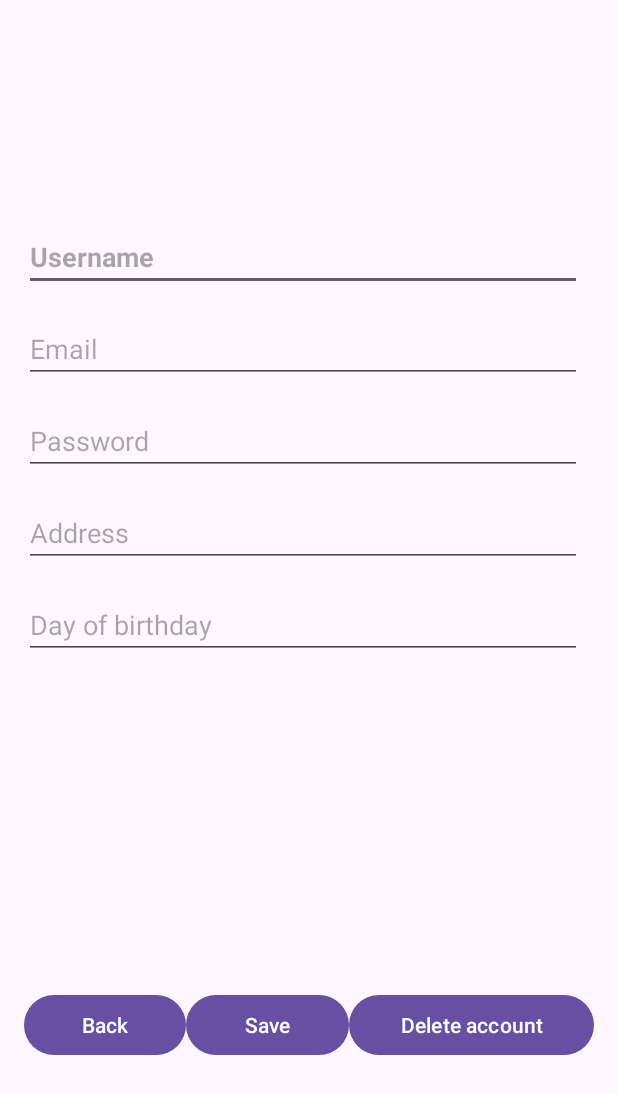
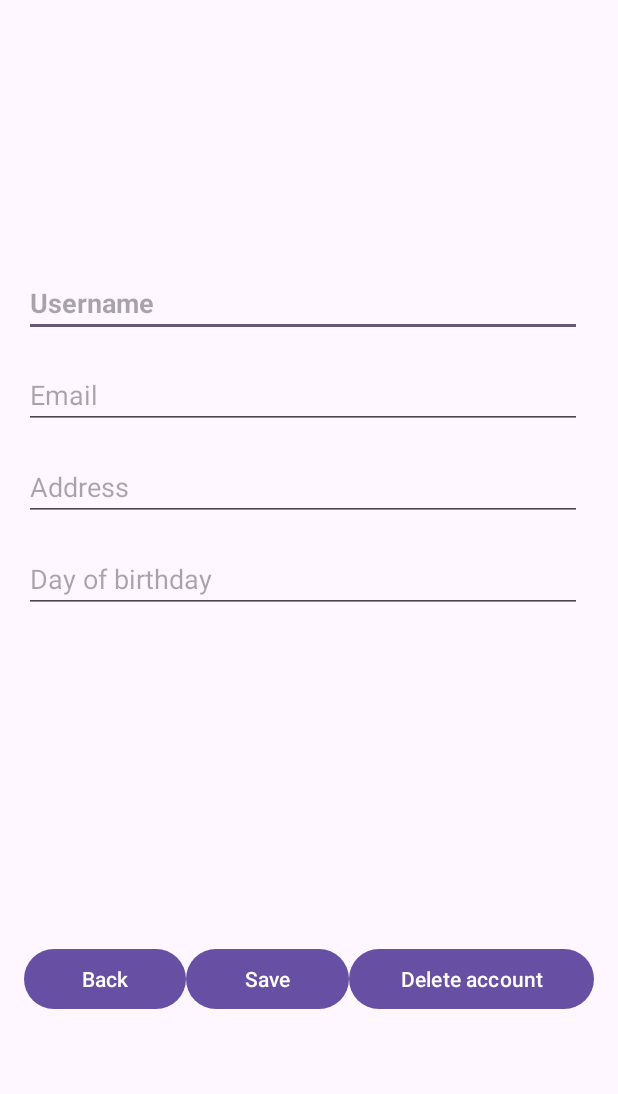
Before and after one commit to Antonio-Mj/Reproductor-de-musica, an Android app: the ViewInformation screen opened directly, with no data from a screen before it, after a tap on "Save", on a phone screen of 412 x 824 dp. Shown: the top 1094 px of the screen. Run offline under Robolectric (Android 15) with nearby library versions, the phone set to English and light mode, and no system bars; our stand-ins replace Firebase (no records; nobody signed in at launch, a user with empty details on screens opened directly).

Commit message:
Correccion de errores de eliminacion de cuenta

```diff
--- a/app/build.gradle.kts
+++ b/app/build.gradle.kts
@@ -37,6 +37,7 @@ dependencies {
     implementation(libs.constraintlayout)
     implementation(libs.firebase.auth)
     implementation(libs.firebase.database)
+    implementation(libs.firebase.storage)
     testImplementation(libs.junit)
     androidTestImplementation(libs.ext.junit)
     androidTestImplementation(libs.espresso.core)
--- a/app/src/main/java/com/example/reproductor/ViewInformation.java
+++ b/app/src/main/java/com/example/reproductor/ViewInformation.java
@@ -1,30 +1,27 @@
 package com.example.reproductor;
 
-import android.content.DialogInterface;
+import android.app.AlertDialog;
 import android.content.Intent;
 import android.os.Bundle;
 import android.view.View;
 import android.widget.Button;
 import android.widget.EditText;
-import android.widget.ImageView;
+import android.widget.TextView;
 import android.widget.Toast;
 
-import androidx.appcompat.app.AlertDialog;
 import androidx.appcompat.app.AppCompatActivity;
 
-import com.google.firebase.auth.AuthCredential;
-import com.google.firebase.auth.EmailAuthProvider;
 import com.google.firebase.auth.FirebaseAuth;
 import com.google.firebase.auth.FirebaseUser;
+import com.google.firebase.database.DatabaseReference;
+import com.google.firebase.database.FirebaseDatabase;
 import com.google.firebase.database.DataSnapshot;
 import com.google.firebase.database.DatabaseError;
-import com.google.firebase.database.DatabaseReference;
-import com.google.firebase.database.FirebaseDatabase;
 import com.google.firebase.database.ValueEventListener;
 
 public class ViewInformation extends AppCompatActivity {
 
-    private EditText etUsername, etEmail, etAddress, etBirthday, etPassword;
+    private EditText etUsername, etEmail, etAddress, etBirthday;
     private Button btnSave, btnBack, btnDelete;
     private FirebaseAuth mAuth;
     private DatabaseReference mDatabase;
@@ -38,7 +35,6 @@ public class ViewInformation extends AppCompatActivity {
         etEmail = findViewById(R.id.etEmail);
         etAddress = findViewById(R.id.etAddress);
         etBirthday = findViewById(R.id.etBirthday);
-        etPassword = findViewById(R.id.etPassword);
         btnSave = findViewById(R.id.btnSave);
         btnBack = findViewById(R.id.btnBack);
         btnDelete = findViewById(R.id.btnDelete);
@@ -56,7 +52,6 @@ public class ViewInformation extends AppCompatActivity {
                     if (userProfile != null) {
                         etUsername.setText(userProfile.username);
                         etEmail.setText(userProfile.email);
-                        etPassword.setText(userProfile.password);
                         etAddress.setText(userProfile.address);
                         etBirthday.setText(userProfile.dateOfBirth);
                     }
@@ -64,14 +59,12 @@ public class ViewInformation extends AppCompatActivity {
 
                 @Override
                 public void onCancelled(DatabaseError databaseError) {
-                    Toast.makeText(ViewInformation.this, "Failed to load user data.", Toast.LENGTH_SHORT).show();
+                    //Toast.makeText(ViewInformation.this, "Failed to load user data.", Toast.LENGTH_SHORT).show();
                 }
             });
         }
 
-        btnSave.setOnClickListener(v -> {
-            saveUserInformation();
-        });
+        btnSave.setOnClickListener(v -> saveUserInformation());
 
         btnBack.setOnClickListener(v -> {
             Intent intent = new Intent(ViewInformation.this, Home.class);
@@ -79,19 +72,16 @@ public class ViewInformation extends AppCompatActivity {
             finish();
         });
 
-        btnDelete.setOnClickListener(v -> {
-            showDeleteAccountDialog();
-        });
+        btnDelete.setOnClickListener(v -> showDeleteAccountDialog());
     }
 
     private void saveUserInformation() {
         String username = etUsername.getText().toString().trim();
         String email = etEmail.getText().toString().trim();
-        String password = etPassword.getText().toString().trim();
         String address = etAddress.getText().toString().trim();
         String dateOfBirth = etBirthday.getText().toString().trim();
 
-        if (username.isEmpty() || email.isEmpty() || password.isEmpty() || address.isEmpty() || dateOfBirth.isEmpty()) {
+        if (username.isEmpty() || email.isEmpty() || address.isEmpty() || dateOfBirth.isEmpty()) {
             Toast.makeText(this, "Please fill in all fields", Toast.LENGTH_SHORT).show();
             return;
         }
@@ -99,7 +89,7 @@ public class ViewInformation extends AppCompatActivity {
         FirebaseUser user = mAuth.getCurrentUser();
         if (user != null) {
             String userId = user.getUid();
-            User updatedUser = new User(username, email, password, address, dateOfBirth);
+            User updatedUser = new User(username, email, address, dateOfBirth);
             mDatabase.child("users").child(userId).setValue(updatedUser)
                     .addOnCompleteListener(task -> {
                         if (task.isSuccessful()) {
@@ -114,31 +104,18 @@ public class ViewInformation extends AppCompatActivity {
     private void showDeleteAccountDialog() {
         AlertDialog.Builder builder = new AlertDialog.Builder(this);
         builder.setTitle("Delete Account");
-        builder.setMessage("Are you sure you want to delete your account? Please enter your password to confirm:");
+        builder.setMessage("Are you sure you want to delete your account?");
 
-        final EditText input = new EditText(this);
-        builder.setView(input);
-
-        builder.setPositiveButton("Delete", (dialog, which) -> {
-            String password = input.getText().toString();
-            if (!password.isEmpty()) {
-                deleteUserAccount(password);
-            } else {
-                Toast.makeText(ViewInformation.this, "Password is required", Toast.LENGTH_SHORT).show();
-            }
-        });
+        builder.setPositiveButton("Delete", (dialog, which) -> deleteUserAccount());
 
         builder.setNegativeButton("Cancel", (dialog, which) -> dialog.cancel());
 
         builder.show();
     }
 
-    private void deleteUserAccount(String password) {
+    private void deleteUserAccount() {
         FirebaseUser user = mAuth.getCurrentUser();
         if (user != null) {
-            AuthCredential credential = EmailAuthProvider.getCredential(user.getEmail(), password);
-            user.reauthenticate(credential).addOnCompleteListener(task -> {
-                if (task.isSuccessful()) {
             String userId = user.getUid();
             mDatabase.child("users").child(userId).removeValue()
                     .addOnCompleteListener(task1 -> {
@@ -157,10 +134,6 @@ public class ViewInformation extends AppCompatActivity {
                             Toast.makeText(ViewInformation.this, "Failed to delete user data", Toast.LENGTH_SHORT).show();
                         }
                     });
-                } else {
-                    Toast.makeText(ViewInformation.this, "Authentication failed", Toast.LENGTH_SHORT).show();
-                }
-            });
         }
     }
 
@@ -168,7 +141,6 @@ public class ViewInformation extends AppCompatActivity {
     public static class User {
         public String username;
         public String email;
-        public String password;
         public String address;
         public String dateOfBirth;
 
@@ -176,10 +148,9 @@ public class ViewInformation extends AppCompatActivity {
             // Constructor vacío necesario para Firebase
         }
 
-        public User(String username, String email, String password, String address, String dateOfBirth) {
+        public User(String username, String email, String address, String dateOfBirth) {
             this.username = username;
             this.email = email;
-            this.password = password;
             this.address = address;
             this.dateOfBirth = dateOfBirth;
         }
--- a/app/src/main/res/layout/activity_view_information.xml
+++ b/app/src/main/res/layout/activity_view_information.xml
@@ -53,25 +53,6 @@
                 android:layout_marginEnd="8dp"/>
         </androidx.constraintlayout.widget.ConstraintLayout>
 
-        <androidx.constraintlayout.widget.ConstraintLayout
-            android:layout_width="match_parent"
-            android:layout_height="wrap_content"
-            android:layout_marginTop="16dp">
-
-            <EditText
-                android:id="@+id/etPassword"
-                android:layout_width="match_parent"
-                android:layout_height="wrap_content"
-                android:hint="Password"
-                android:textSize="18sp"
-                android:inputType="textPassword"
-                app:layout_constraintStart_toStartOf="parent"
-                app:layout_constraintTop_toTopOf="parent"
-                app:layout_constraintBottom_toBottomOf="parent"
-                android:layout_marginEnd="8dp"/>
-
-
-        </androidx.constraintlayout.widget.ConstraintLayout>
 
         <androidx.constraintlayout.widget.ConstraintLayout
             android:layout_width="match_parent"
--- a/gradle/libs.versions.toml
+++ b/gradle/libs.versions.toml
@@ -10,6 +10,7 @@ constraintlayout = "2.1.4"
 googleGmsGoogleServices = "4.4.2"
 firebaseAuth = "23.0.0"
 firebaseDatabase = "21.0.0"
+firebaseStorage = "21.0.0"
 
 [libraries]
 junit = { group = "junit", name = "junit", version.ref = "junit" }
@@ -21,6 +22,7 @@ activity = { group = "androidx.activity", name = "activity", version.ref = "acti
 constraintlayout = { group = "androidx.constraintlayout", name = "constraintlayout", version.ref = "constraintlayout" }
 firebase-auth = { group = "com.google.firebase", name = "firebase-auth", version.ref = "firebaseAuth" }
 firebase-database = { group = "com.google.firebase", name = "firebase-database", version.ref = "firebaseDatabase" }
+firebase-storage = { group = "com.google.firebase", name = "firebase-storage", version.ref = "firebaseStorage" }
 
 [plugins]
 android-application = { id = "com.android.application", version.ref = "agp" }
```
Also changed, not shown: app/src/main/java/com/example/reproductor/Register.java (+7 -2 lines). Lines whose indentation alone changed are shown as unchanged.
